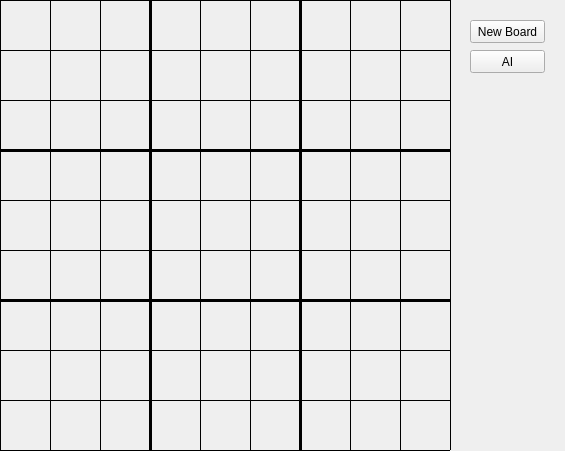
ElliotHarding/Sudoku, file Sudoku/dlg_home.ui: the form before one commit.
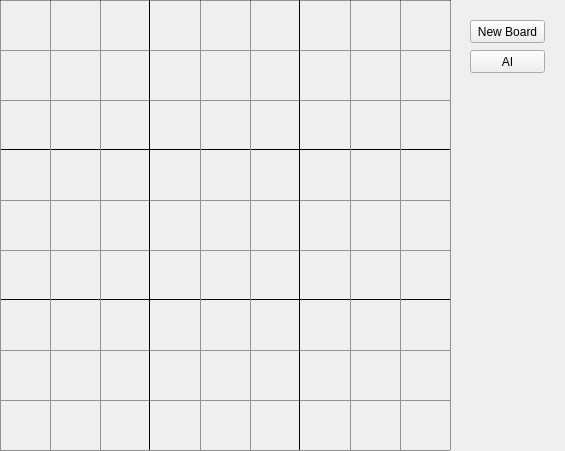
The form after the commit.

Commit message: Centeralized tiles

What changed in the file:
```diff
--- a/Sudoku/dlg_home.ui
+++ b/Sudoku/dlg_home.ui
@@ -24,7 +24,7 @@
      </rect>
     </property>
     <property name="styleSheet">
-     <string notr="true">background-color: black;</string>
+     <string notr="true">background-color: grey;</string>
     </property>
     <property name="orientation">
      <enum>Qt::Horizontal</enum>
@@ -40,7 +40,7 @@
      </rect>
     </property>
     <property name="styleSheet">
-     <string notr="true">background-color: black;</string>
+     <string notr="true">background-color: grey;</string>
     </property>
     <property name="orientation">
      <enum>Qt::Horizontal</enum>
@@ -52,7 +52,7 @@
       <x>0</x>
       <y>149</y>
       <width>450</width>
-      <height>3</height>
+      <height>1</height>
      </rect>
     </property>
     <property name="styleSheet">
@@ -72,7 +72,7 @@
      </rect>
     </property>
     <property name="styleSheet">
-     <string notr="true">background-color: black;</string>
+     <string notr="true">background-color: grey;</string>
     </property>
     <property name="orientation">
      <enum>Qt::Horizontal</enum>
@@ -88,7 +88,7 @@
      </rect>
     </property>
     <property name="styleSheet">
-     <string notr="true">background-color: black;</string>
+     <string notr="true">background-color: grey;</string>
     </property>
     <property name="orientation">
      <enum>Qt::Horizontal</enum>
@@ -100,7 +100,7 @@
       <x>0</x>
       <y>299</y>
       <width>450</width>
-      <height>3</height>
+      <height>1</height>
      </rect>
     </property>
     <property name="styleSheet">
@@ -120,7 +120,7 @@
      </rect>
     </property>
     <property name="styleSheet">
-     <string notr="true">background-color: black;</string>
+     <string notr="true">background-color: grey;</string>
     </property>
     <property name="orientation">
      <enum>Qt::Horizontal</enum>
@@ -136,7 +136,7 @@
      </rect>
     </property>
     <property name="styleSheet">
-     <string notr="true">background-color: black;</string>
+     <string notr="true">background-color: grey;</string>
     </property>
     <property name="orientation">
      <enum>Qt::Horizontal</enum>
@@ -152,7 +152,7 @@
      </rect>
     </property>
     <property name="styleSheet">
-     <string notr="true">background-color: black;</string>
+     <string notr="true">background-color: grey;</string>
     </property>
     <property name="orientation">
      <enum>Qt::Horizontal</enum>
@@ -168,7 +168,7 @@
      </rect>
     </property>
     <property name="styleSheet">
-     <string notr="true">background-color: black;</string>
+     <string notr="true">background-color: grey;</string>
     </property>
     <property name="orientation">
      <enum>Qt::Horizontal</enum>
@@ -184,7 +184,7 @@
      </rect>
     </property>
     <property name="styleSheet">
-     <string notr="true">background-color:black;</string>
+     <string notr="true">background-color: grey;</string>
     </property>
     <property name="orientation">
      <enum>Qt::Vertical</enum>
@@ -200,7 +200,7 @@
      </rect>
     </property>
     <property name="styleSheet">
-     <string notr="true">background-color:black;</string>
+     <string notr="true">background-color: grey;</string>
     </property>
     <property name="orientation">
      <enum>Qt::Vertical</enum>
@@ -216,7 +216,7 @@
      </rect>
     </property>
     <property name="styleSheet">
-     <string notr="true">background-color:black;</string>
+     <string notr="true">background-color: grey;</string>
     </property>
     <property name="orientation">
      <enum>Qt::Vertical</enum>
@@ -227,7 +227,7 @@
      <rect>
       <x>149</x>
       <y>0</y>
-      <width>3</width>
+      <width>1</width>
       <height>450</height>
      </rect>
     </property>
@@ -248,7 +248,7 @@
      </rect>
     </property>
     <property name="styleSheet">
-     <string notr="true">background-color:black;</string>
+     <string notr="true">background-color: grey;</string>
     </property>
     <property name="orientation">
      <enum>Qt::Vertical</enum>
@@ -264,7 +264,7 @@
      </rect>
     </property>
     <property name="styleSheet">
-     <string notr="true">background-color:black;</string>
+     <string notr="true">background-color: grey;</string>
     </property>
     <property name="orientation">
      <enum>Qt::Vertical</enum>
@@ -275,7 +275,7 @@
      <rect>
       <x>299</x>
       <y>0</y>
-      <width>3</width>
+      <width>1</width>
       <height>450</height>
      </rect>
     </property>
@@ -296,7 +296,7 @@
      </rect>
     </property>
     <property name="styleSheet">
-     <string notr="true">background-color:black;</string>
+     <string notr="true">background-color: grey;</string>
     </property>
     <property name="orientation">
      <enum>Qt::Vertical</enum>
@@ -312,7 +312,7 @@
      </rect>
     </property>
     <property name="styleSheet">
-     <string notr="true">background-color:black;</string>
+     <string notr="true">background-color: grey;</string>
     </property>
     <property name="orientation">
      <enum>Qt::Vertical</enum>
@@ -328,7 +328,7 @@
      </rect>
     </property>
     <property name="styleSheet">
-     <string notr="true">background-color:black;</string>
+     <string notr="true">background-color: grey;</string>
     </property>
     <property name="orientation">
      <enum>Qt::Vertical</enum>
```
Left out of the diff: 4 changed lines with no effect on the pictures.
